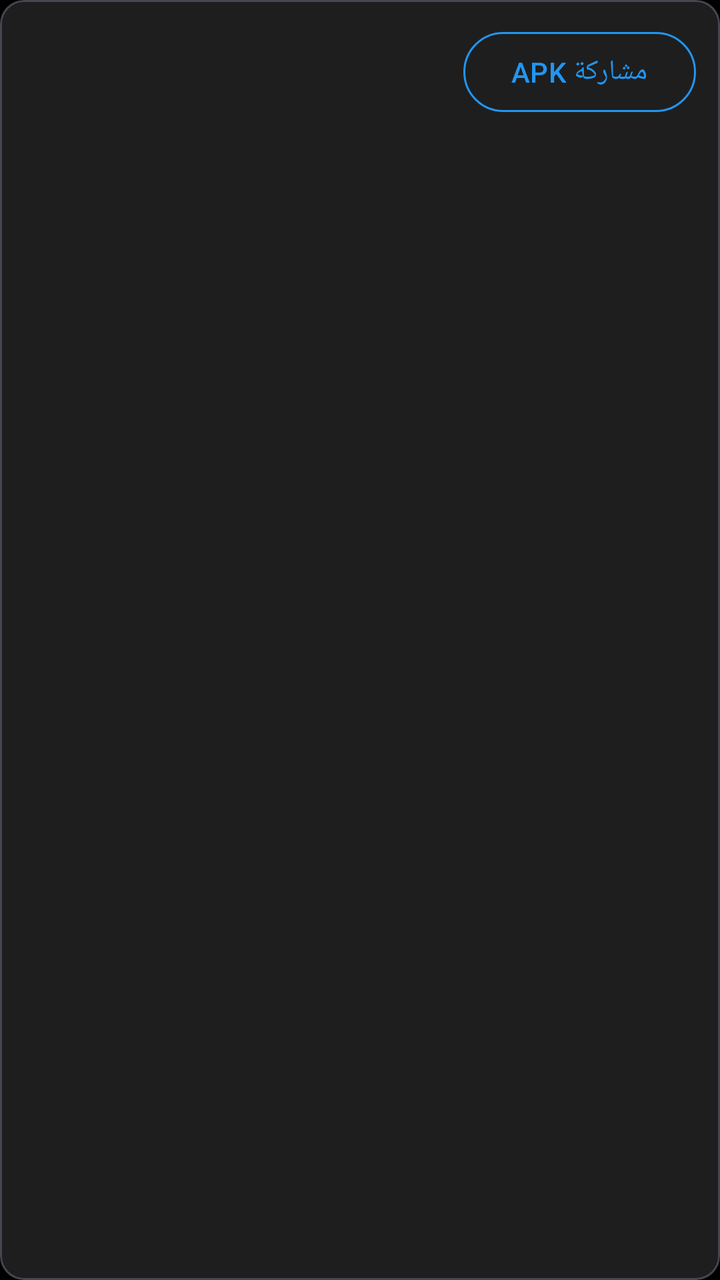
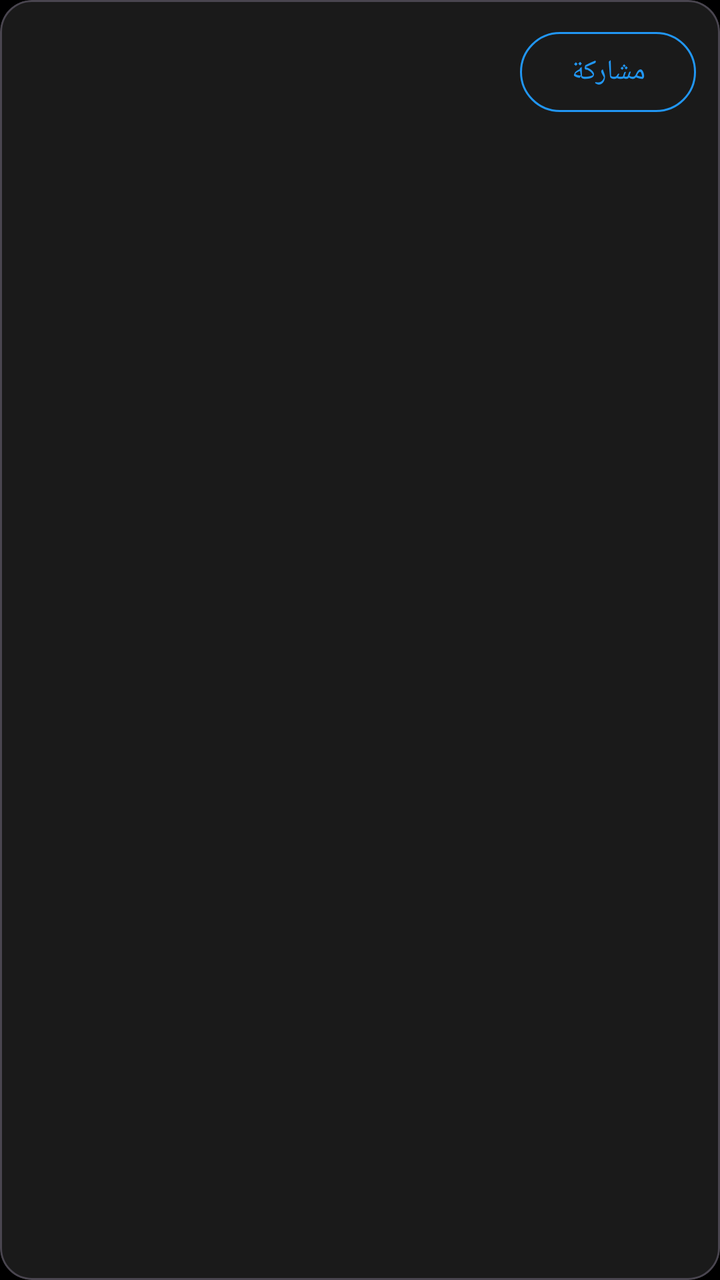

Before-and-after screenshots of an Android layout around one commit, followed by the original layout XML and the change that was made.
<!-- AndroidManifest.xml: application theme Theme.YouEditor -->
<!-- res/layout/item_app.xml -->
<?xml version="1.0" encoding="utf-8"?>
<com.google.android.material.card.MaterialCardView xmlns:android="http://schemas.android.com/apk/res/android"
    xmlns:app="http://schemas.android.com/apk/res-auto"
    android:layout_width="match_parent"
    android:layout_height="wrap_content"
    android:layout_margin="6dp"
    app:cardBackgroundColor="@color/card_bg"
    app:cardCornerRadius="12dp"
    app:cardElevation="2dp">

    <LinearLayout
        android:layout_width="match_parent"
        android:layout_height="wrap_content"
        android:orientation="horizontal"
        android:padding="12dp"
        android:gravity="center_vertical">

        <ImageView
            android:id="@+id/appIcon"
            android:layout_width="48dp"
            android:layout_height="48dp"
            android:layout_marginEnd="12dp"
            android:contentDescription="App icon" />

        <LinearLayout
            android:layout_width="0dp"
            android:layout_height="wrap_content"
            android:layout_weight="1"
            android:orientation="vertical">

            <TextView
                android:id="@+id/appName"
                android:layout_width="match_parent"
                android:layout_height="wrap_content"
                android:textColor="@color/white"
                android:textSize="16sp"
                android:textStyle="bold" />

            <TextView
                android:id="@+id/packageName"
                android:layout_width="match_parent"
                android:layout_height="wrap_content"
                android:textColor="@color/text_secondary"
                android:textSize="12sp" />
        </LinearLayout>

        <com.google.android.material.button.MaterialButton
            android:id="@+id/btnAction"
            android:layout_width="wrap_content"
            android:layout_height="wrap_content"
            android:text="@string/share_apk"
            style="@style/Widget.Material3.Button.OutlinedButton"
            app:strokeColor="@color/blue"
            android:textColor="@color/blue" />
    </LinearLayout>
</com.google.android.material.card.MaterialCardView>
<!-- resources referenced by this layout -->
<resources>
  <color name="blue">#FF2196F3</color>
  <color name="card_bg">#FF1E1E1E</color>
  <color name="text_secondary">#FFB0B0B0</color>
  <color name="white">#FFFFFFFF</color>
  <string name="share_apk">مشاركة APK</string>
  <style name="Theme.YouEditor" parent="Theme.Material3.Dark.NoActionBar">
          <item name="colorPrimary">@color/blue</item>
          <item name="colorPrimaryVariant">@color/blue_dark</item>
          <item name="android:statusBarColor">@color/black</item>
          <item name="android:navigationBarColor">@color/black</item>
          <item name="android:windowBackground">@color/black</item>
      </style>
  <color name="blue_dark">#FF1976D2</color>
  <color name="black">#FF000000</color>
</resources>

<!-- the commit's change to res/layout/item_app.xml (unified diff, before → after) -->
@@ -5,8 +5,8 @@
     android:layout_height="wrap_content"
     android:layout_margin="6dp"
     app:cardBackgroundColor="@color/card_bg"
-    app:cardCornerRadius="12dp"
-    app:cardElevation="2dp">
+    app:cardCornerRadius="16dp"
+    app:cardElevation="4dp">
 
     <LinearLayout
         android:layout_width="match_parent"
@@ -51,6 +51,7 @@
             android:text="@string/share_apk"
             style="@style/Widget.Material3.Button.OutlinedButton"
             app:strokeColor="@color/blue"
-            android:textColor="@color/blue" />
+            android:textColor="@color/blue"
+            app:cornerRadius="20dp" />
     </LinearLayout>
 </com.google.android.material.card.MaterialCardView>
<!-- resource entries referenced after the edit -->
@@ -1,10 +1,10 @@
 <!-- resources referenced by this layout -->
 <resources>
   <color name="blue">#FF2196F3</color>
-  <color name="card_bg">#FF1E1E1E</color>
-  <color name="text_secondary">#FFB0B0B0</color>
+  <color name="card_bg">#FF1A1A1A</color>
+  <color name="text_secondary">#FFAAAAAA</color>
   <color name="white">#FFFFFFFF</color>
-  <string name="share_apk">مشاركة APK</string>
+  <string name="share_apk">مشاركة</string>
   <style name="Theme.YouEditor" parent="Theme.Material3.Dark.NoActionBar">
           <item name="colorPrimary">@color/blue</item>
           <item name="colorPrimaryVariant">@color/blue_dark</item>
@@ -12,7 +12,7 @@
           <item name="android:navigationBarColor">@color/black</item>
           <item name="android:windowBackground">@color/black</item>
       </style>
-  <color name="blue_dark">#FF1976D2</color>
+  <color name="blue_dark">#FF1565C0</color>
   <color name="black">#FF000000</color>
 </resources>
 
